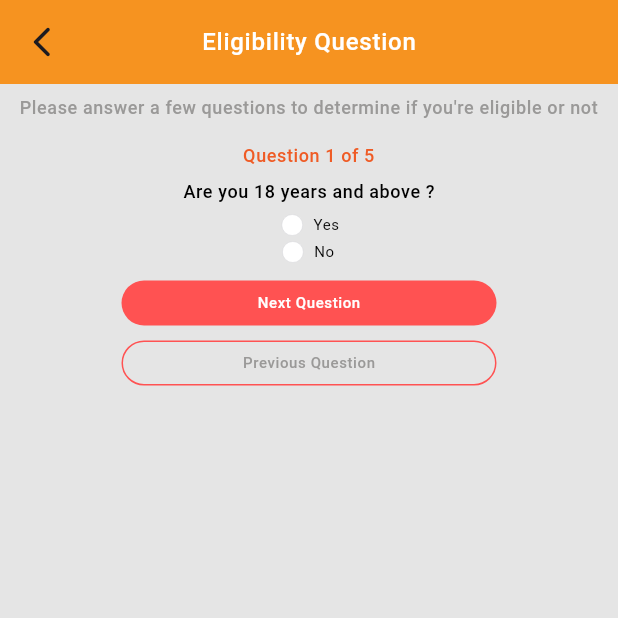
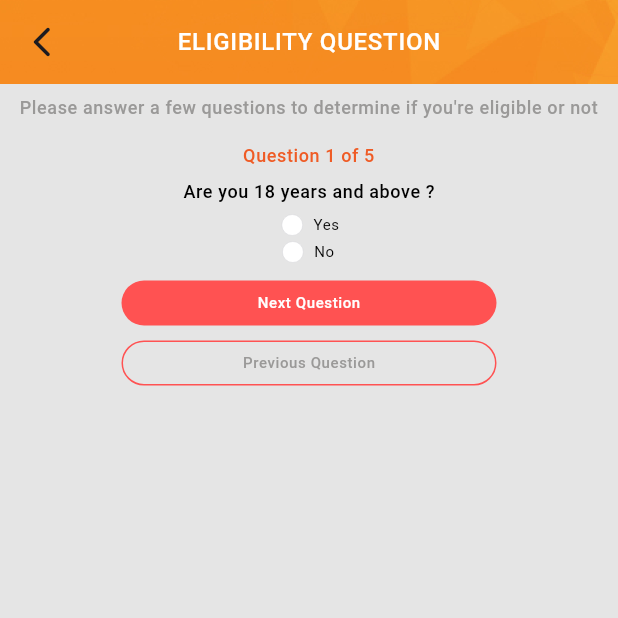
Before and after one commit to Perfectedge/carnotautomart-flutter, a Flutter app: the LoadProviderScreen screen opened directly, after a tap on "Documents", after a tap on "Check Eligibility", on a phone screen of 412 x 824 dp, the top half of it. Run offline on Flutter 3.47's test engine with Material 3 defaults, Android fonts, the phone set to English and light mode, and no system bars; our stand-ins replace cached_network_image, carousel_slider, device_info_plus, dio, flutter_svg, flutter_typeahead and 4 more; accounts and stored records are empty; network calls fail.

```diff
--- a/lib/ui/post details/eligilility_screen.dart
+++ b/lib/ui/post details/eligilility_screen.dart
@@ -4,6 +4,7 @@ import 'package:carnotautomart/ui/post%20details/apply_for_loan.dart';
 import 'package:carnotautomart/ui/utils/app_colors.dart';
 import 'package:carnotautomart/ui/utils/helper/spacing_helper.dart';
 import 'package:carnotautomart/ui/widget/base_button.dart';
+import 'package:carnotautomart/ui/widget/carnotmart_appbabr.dart';
 import 'package:flutter/cupertino.dart';
 import 'package:flutter/material.dart';
 import 'package:get/get.dart';
@@ -31,20 +32,10 @@ class _EligibilityScreenState extends State<EligibilityScreen> {
     final textTheme = Theme.of(context).textTheme;
     final size = MediaQuery.of(context).size;
     return Scaffold(
-        appBar: AppBar(
-          backgroundColor: colorLightOrange,
-          automaticallyImplyLeading: false,
-          elevation: 0,
-          centerTitle: true,
-          leading: IconButton(
-            splashRadius: 30,
-            onPressed: () {
-              Get.back();
-            },
-            icon: const Icon(Icons.arrow_back_ios_new_rounded),
-          ),
-          title: Text("Eligibility Question", style: textTheme.labelMedium?.copyWith(fontWeight: FontWeight.w500, color: Colors.white)),
-        ),
+        appBar: CarnotMartAppbar(
+              title: 'Eligibility Question',
+
+            ),
         body: Column(
           mainAxisAlignment: MainAxisAlignment.center,
           children: [
@@ -422,7 +413,7 @@ class _EligibilityScreenState extends State<EligibilityScreen> {
                                   )),
                               TextButton(
                                   onPressed: () {
-                                    Get.to(() => ApplyForLoan(), transition: Transition.downToUp, duration: Duration(seconds: 1));
+                                    Get.to(() => ApplyForLoan(), transition: Transition.downToUp, duration: Duration(milliseconds: 400));
                                   },
                                   child: Text(
                                     "APPLY",
--- a/lib/ui/post details/loan_provider.dart
+++ b/lib/ui/post details/loan_provider.dart
@@ -1,10 +1,12 @@
-
 import 'package:cached_network_image/cached_network_image.dart';
 import 'package:carnotautomart/ui/filter/filter_controller.dart';
 import 'package:carnotautomart/ui/post%20details/eligilility_screen.dart';
 import 'package:carnotautomart/ui/utils/app_colors.dart';
 import 'package:carnotautomart/ui/utils/common_method.dart/common_method.dart';
+import 'package:carnotautomart/ui/utils/common_method.dart/documents.dart';
+import 'package:carnotautomart/ui/utils/common_method.dart/eligibbility.dart';
 import 'package:carnotautomart/ui/utils/helper/spacing_helper.dart';
+import 'package:carnotautomart/ui/widget/carnotmart_appbabr.dart';
 import 'package:flutter/cupertino.dart';
 import 'package:flutter/material.dart';
 import 'package:get/get.dart';
@@ -19,7 +21,7 @@ class LoadProviderScreen extends StatefulWidget {
 class _LoadProviderScreenState extends State<LoadProviderScreen> {
   late FilterController _filterController;
 
-      // String? yearsValue;
+  // String? yearsValue;
   @override
   void initState() {
     _filterController = Get.find<FilterController>();
@@ -31,21 +33,10 @@ class _LoadProviderScreenState extends State<LoadProviderScreen> {
     final textTheme = Theme.of(context).textTheme;
     final size = MediaQuery.of(context).size;
     return Scaffold(
-        appBar: AppBar(
-          backgroundColor: colorLightOrange,
-          automaticallyImplyLeading: false,
-          elevation: 0,
-          centerTitle: true,
-          leading: IconButton(
-            splashRadius: 30,
-            onPressed: () {
-              Get.back();
-            },
-            icon: const Icon(Icons.arrow_back_ios_new_rounded),
-          ),
-          title: Text("Loan Provider", style: textTheme.labelMedium?.copyWith(fontWeight: FontWeight.w500, color: Colors.white)),
-        ),
-        body: Padding(
+      appBar: CarnotMartAppbar(
+        title: 'Loan provider',
+      ),
+      body: Padding(
           padding: const EdgeInsets.only(left: 10, right: 10.0, top: 10.0),
           child: ListView.separated(
             physics: const BouncingScrollPhysics(),
@@ -111,20 +102,20 @@ class _LoadProviderScreenState extends State<LoadProviderScreen> {
                           children: [
                             Column(
                               children: [
-                                loanProviderTitle(context,"LTV"),
-                                loanProviderTitle(context,"30 %"),
+                                loanProviderTitle(context, "LTV"),
+                                loanProviderTitle(context, "30 %"),
                               ],
                             ),
                             Column(
                               children: [
-                                loanProviderTitle(context,"Interest"),
-                                loanProviderTitle(context,"35.00 %"),
+                                loanProviderTitle(context, "Interest"),
+                                loanProviderTitle(context, "35.00 %"),
                               ],
                             ),
                             Column(
                               children: [
-                                loanProviderTitle(context,"Terms"),
-                                loanProviderTitle(context,"12"),
+                                loanProviderTitle(context, "Terms"),
+                                loanProviderTitle(context, "12"),
                               ],
                             )
                           ],
@@ -133,68 +124,8 @@ class _LoadProviderScreenState extends State<LoadProviderScreen> {
                         Row(
                           mainAxisAlignment: MainAxisAlignment.spaceBetween,
                           children: [
-                            GestureDetector(
-                              onTap: () {
-                                showBottomSheet(
-                                    shape: const RoundedRectangleBorder(
-                                      borderRadius: BorderRadius.only(
-                                        topLeft: Radius.circular(25.0),
-                                        topRight: Radius.circular(25.0),
-                                      ),
-                                    ),
-                                    context: context,
-                                    builder: (BuildContext context) {
-                                      return Container(
-                                          padding: const EdgeInsets.symmetric(horizontal: 15.0),
-                                          width: MediaQuery.of(context).size.width,
-                                          height: MediaQuery.of(context).size.height - 200.0,
-                                          child: Column(
-                                            children: [
-                                              Row(
-                                                mainAxisAlignment: MainAxisAlignment.spaceBetween,
-                                                children: [
-                                                  Text(
-                                                    "Required Documents",
-                                                    style: textTheme.bodySmall?.copyWith(color: Colors.black, fontSize: 12.0),
-                                                  ),
-                                                  IconButton(
-                                                      onPressed: () {
-                                                        Get.back();
-                                                      },
-                                                      icon: const Icon(
-                                                        Icons.clear,
-                                                        color: Colors.black,
-                                                      ))
-                                                ],
-                                              )
-                                            ],
-                                          ));
-                                    });
-                              },
-                              child: Container(
-                                padding: const EdgeInsets.symmetric(horizontal: 8, vertical: 2),
-                                decoration: BoxDecoration(
-                                    color: colorLightOrange.withOpacity(.1),
-                                    borderRadius: BorderRadius.circular(25),
-                                    border: Border.all(color: colorLightOrange)),
-                                child: Text('Documents', style: textTheme.bodySmall?.copyWith(color: colorDeepOrange, fontSize: 10)),
-                              ),
-                            ),
-                            GestureDetector(
-                              onTap: () {
-
-                                Get.to(()=> EligibilityScreen(),transition: Transition.downToUp,duration: Duration(seconds: 1));
-
-                              },
-                              child: Container(
-                                padding: const EdgeInsets.symmetric(horizontal: 8, vertical: 1),
-                                decoration: BoxDecoration(
-                                    color: colorLightOrange.withOpacity(.1),
-                                    borderRadius: BorderRadius.circular(25),
-                                    border: Border.all(color: colorLightOrange)),
-                                child: Text('Check Eligibility', style: textTheme.bodySmall?.copyWith(color: colorDeepOrange, fontSize: 10)),
-                              ),
-                            ),
+                            documents(context: context, buttonName: "Documents"),
+                            eligibbility(context),
                           ],
                         )
                       ],
@@ -206,13 +137,9 @@ class _LoadProviderScreenState extends State<LoadProviderScreen> {
             separatorBuilder: (BuildContext context, int index) {
               return SpaceHelper.verticalSpace(10.0);
             },
-           )
-          ),
-
-
-        );
+          )),
+    );
   }
-
 
 
 
@@ -338,7 +265,6 @@ class _LoadProviderScreenState extends State<LoadProviderScreen> {
 //     );
 //   }
 
-
 //  Column textButtonQuestion({required BuildContext context, required String question}) {
 //     final textTheme = Theme.of(context).textTheme;
 //     return Column(
@@ -388,7 +314,6 @@ class _LoadProviderScreenState extends State<LoadProviderScreen> {
 //       ],
 //     );
 //   }
-
 
 // Column checkBoxButtonQuestion(BuildContext context) {
 //     final textTheme = Theme.of(context).textTheme;
@@ -441,7 +366,6 @@ class _LoadProviderScreenState extends State<LoadProviderScreen> {
 //       ],
 //     );
 //   }
-
 
 //   Container submitBottonQuestion(BuildContext context) {
 //     final textTheme = Theme.of(context).textTheme;
@@ -587,7 +511,6 @@ class _LoadProviderScreenState extends State<LoadProviderScreen> {
 //     );
 //   }
 
-
 // Container monthlyIncomeTextFiled({required bool autoFocus, required String labelText}) {
 //     final textTheme = Theme.of(context).textTheme;
 //     return Container(
@@ -616,7 +539,4 @@ class _LoadProviderScreenState extends State<LoadProviderScreen> {
 //       ),
 //     );
 //   }
-
-
-
 }
--- /dev/null
+++ b/lib/ui/utils/common_method.dart/documents.dart
@@ -0,0 +1,56 @@
+import 'package:carnotautomart/ui/utils/app_colors.dart';
+import 'package:flutter/cupertino.dart';
+import 'package:flutter/material.dart';
+import 'package:get/get.dart';
+
+Widget documents({required BuildContext context, required String buttonName,}) {
+    final textTheme = Theme.of(context).textTheme;
+    return GestureDetector(
+      onTap: () {
+        showBottomSheet(
+            shape: const RoundedRectangleBorder(
+              borderRadius: BorderRadius.only(
+                topLeft: Radius.circular(25.0),
+                topRight: Radius.circular(25.0),
+              ),
+            ),
+            context: context,
+            builder: (BuildContext context) {
+              return Container(
+                  padding: const EdgeInsets.symmetric(horizontal: 15.0),
+                  width: MediaQuery.of(context).size.width,
+                  height: MediaQuery.of(context).size.height - 200.0,
+                  child: Column(
+                    children: [
+                      Row(
+                        mainAxisAlignment: MainAxisAlignment.spaceBetween,
+                        children: [
+                          Text(
+                            "Required Documents",
+                            style: textTheme.bodySmall?.copyWith(color: Colors.black, fontSize: 12.0),
+                          ),
+                          IconButton(
+                              onPressed: () {
+                                Get.back();
+                              },
+                              icon: const Icon(
+                                Icons.clear,
+                                color: Colors.black,
+                              ))
+                        ],
+                      ),
+
+                    ],
+                  ));
+            });
+      },
+      child: Container(
+        padding: const EdgeInsets.symmetric(horizontal: 8, vertical: 2),
+        decoration: BoxDecoration(
+            color: colorLightOrange.withOpacity(.1), borderRadius: BorderRadius.circular(25), border: Border.all(color: colorLightOrange)),
+        child: Text(
+
+          buttonName, style: textTheme.bodySmall?.copyWith(color: colorDeepOrange, fontSize: 10)),
+      ),
+    );
+  }
--- /dev/null
+++ b/lib/ui/utils/common_method.dart/eligibbility.dart
@@ -0,0 +1,20 @@
+ import 'package:carnotautomart/ui/post%20details/eligilility_screen.dart';
+import 'package:carnotautomart/ui/utils/app_colors.dart';
+import 'package:flutter/cupertino.dart';
+import 'package:flutter/material.dart';
+import 'package:get/get.dart';
+
+Widget eligibbility(BuildContext context) {
+    final textTheme = Theme.of(context).textTheme;
+    return GestureDetector(
+      onTap: () {
+        Get.to(() => EligibilityScreen(), transition: Transition.downToUp, duration: Duration(milliseconds: 400));
+      },
+      child: Container(
+        padding: const EdgeInsets.symmetric(horizontal: 8, vertical: 1),
+        decoration: BoxDecoration(
+            color: colorLightOrange.withOpacity(.1), borderRadius: BorderRadius.circular(25), border: Border.all(color: colorLightOrange)),
+        child: Text('Check Eligibility', style: textTheme.bodySmall?.copyWith(color: colorDeepOrange, fontSize: 10)),
+      ),
+    );
+  }
--- a/lib/ui/utils/common_method.dart/make_an_offer.dart
+++ b/lib/ui/utils/common_method.dart/make_an_offer.dart
@@ -69,7 +69,7 @@ makeAnOffer(BuildContext context) {
                   autofocus: false,
                   maxLines: 5,
                   // minLines: 5,
-                  decoration: InputDecoration(
+                  decoration: const InputDecoration(
                     isDense: true,
                     contentPadding: EdgeInsets.zero,
                     border: InputBorder.none,
@@ -77,7 +77,7 @@ makeAnOffer(BuildContext context) {
                     // enabledBorder: _border,
                     //  focusedBorder: _border,
 
-                    hintStyle: const TextStyle(fontSize: 16.0, fontWeight: FontWeight.normal, color: colorDarkAsh),
+                    hintStyle: TextStyle(fontSize: 16.0, fontWeight: FontWeight.normal, color: colorDarkAsh),
                   ),
                   keyboardType: TextInputType.text,
                   style: const TextStyle(fontSize: 16.0, color: Colors.black),
```
Also changed, not shown: lib/ui/post details/apply_for_loan.dart (+5 -14 lines), lib/ui/post details/insurance_provider.dart (added, +124 -0 lines), lib/ui/post details/post_details_screen.dart (+10 -3 lines), lib/ui/post details/review_screen.dart (added, +111 -0 lines), lib/ui/widget/comment_box.dart (added, +60 -0 lines).
